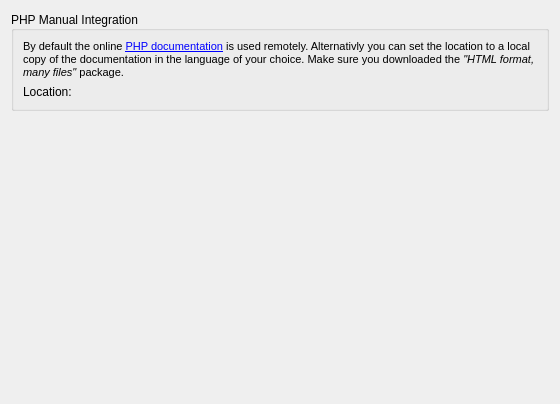
Qt form phpdocsconfig.ui (KDE/kdev-php) before a commit.
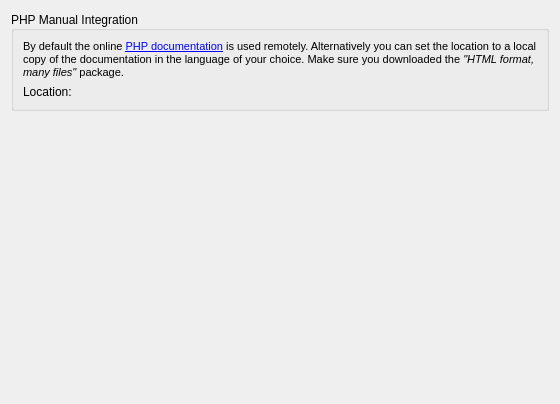
The same form after that commit. Custom widgets are drawn as their Qt base class.

What changed in the file:
```diff
--- a/phpdocsconfig.ui
+++ b/phpdocsconfig.ui
@@ -33,7 +33,7 @@
 &lt;html&gt;&lt;head&gt;&lt;meta name=&quot;qrichtext&quot; content=&quot;1&quot; /&gt;&lt;style type=&quot;text/css&quot;&gt;
 p, li { white-space: pre-wrap; }
 &lt;/style&gt;&lt;/head&gt;&lt;body style=&quot; font-family:'DejaVu Sans'; font-size:8pt; font-weight:400; font-style:normal;&quot;&gt;
-&lt;p style=&quot; margin-top:0px; margin-bottom:0px; margin-left:0px; margin-right:0px; -qt-block-indent:0; text-indent:0px;&quot;&gt;By default the online &lt;a href=&quot;http://php.net&quot;&gt;&lt;span style=&quot; text-decoration: underline; color:#0000ff;&quot;&gt;PHP documentation&lt;/span&gt;&lt;/a&gt; is used remotely. Alternativly you can set the location to a local copy of the documentation in the language of your choice. Make sure you downloaded the &lt;span style=&quot; font-style:italic;&quot;&gt;&quot;HTML format, many files&quot;&lt;/span&gt; package.&lt;/p&gt;&lt;/body&gt;&lt;/html&gt;</string>
+&lt;p style=&quot; margin-top:0px; margin-bottom:0px; margin-left:0px; margin-right:0px; -qt-block-indent:0; text-indent:0px;&quot;&gt;By default the online &lt;a href=&quot;http://php.net&quot;&gt;&lt;span style=&quot; text-decoration: underline; color:#0000ff;&quot;&gt;PHP documentation&lt;/span&gt;&lt;/a&gt; is used remotely. Alternatively you can set the location to a local copy of the documentation in the language of your choice. Make sure you downloaded the &lt;span style=&quot; font-style:italic;&quot;&gt;&quot;HTML format, many files&quot;&lt;/span&gt; package.&lt;/p&gt;&lt;/body&gt;&lt;/html&gt;</string>
         </property>
         <property name="scaledContents">
          <bool>false</bool>
```
